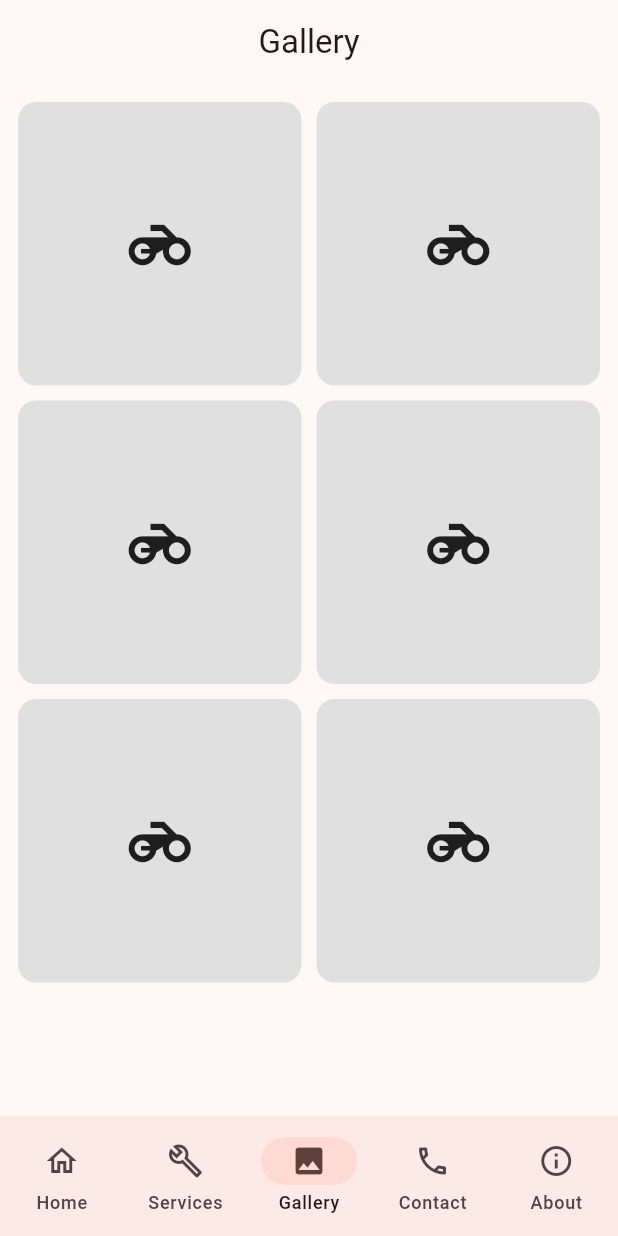
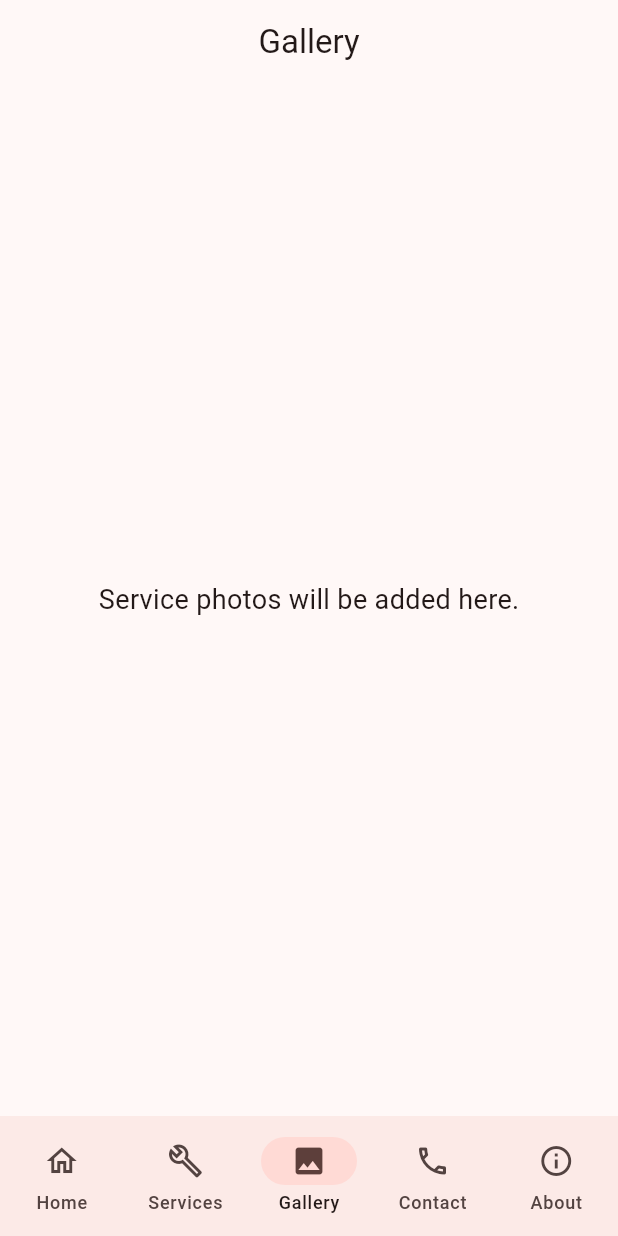
Before and after one commit to raihanauto/raihan-auto-service, a Flutter app: the screen it shows after launch, item 3 of the bottom bar chosen, on a phone screen of 412 x 824 dp. Run offline on Flutter 3.47's test engine with Material 3 defaults, Android fonts, the phone set to English and light mode, and no system bars.

Commit message:
Update gallery_screen.dart

```diff
--- a/lib/screens/gallery_screen.dart
+++ b/lib/screens/gallery_screen.dart
@@ -9,25 +9,10 @@ class GalleryScreen extends StatelessWidget {
       appBar: AppBar(
         title: const Text("Gallery"),
       ),
-      body: GridView.count(
-        crossAxisCount: 2,
-        padding: const EdgeInsets.all(12),
-        crossAxisSpacing: 10,
-        mainAxisSpacing: 10,
-        children: List.generate(
-          6,
-          (index) => Container(
-            decoration: BoxDecoration(
-              color: Colors.grey.shade300,
-              borderRadius: BorderRadius.circular(12),
-            ),
-            child: const Center(
-              child: Icon(
-                Icons.motorcycle,
-                size: 50,
-              ),
-            ),
-          ),
+      body: const Center(
+        child: Text(
+          "Service photos will be added here.",
+          style: TextStyle(fontSize: 18),
         ),
       ),
     );
```
